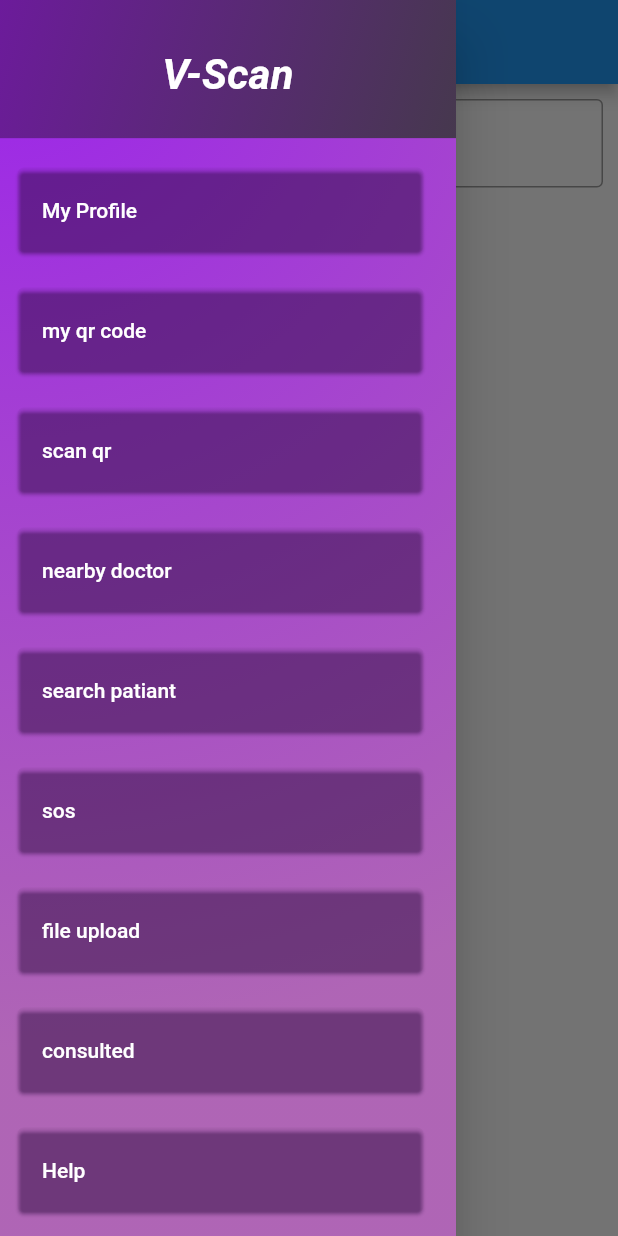
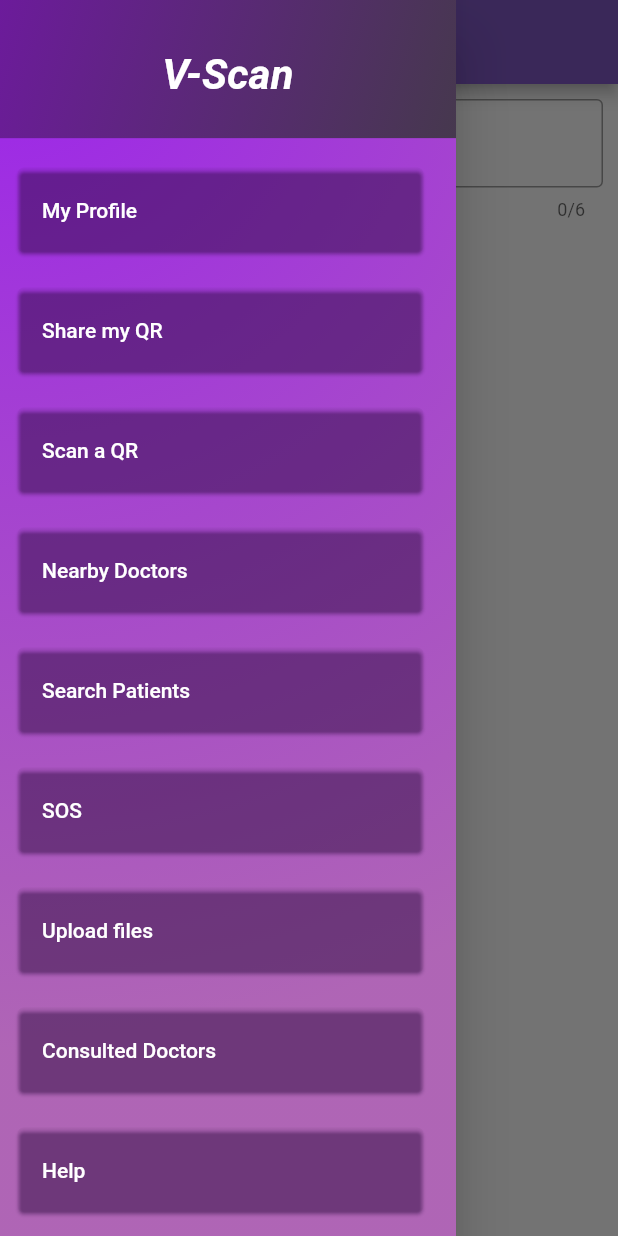
Before and after one commit to alanta335/qr_code-_scanner_for_covid_list, a Flutter app: the Nearby screen opened directly, with the side drawer open, on a phone screen of 412 x 824 dp. Run offline on Flutter 3.47's test engine with Material 2 defaults, Android fonts, the phone set to English and light mode, and no system bars; our stand-ins replace cloud_firestore, firebase_auth, firebase_core, flutter_spinkit, qr_flutter, rflutter_alert and 1 more; missing offline and left inert: cloud_firestore_web, firebase_auth_web, firebase_core_web, flutter_phone_direct_caller, qr_code_scanner; accounts and stored records are empty; network calls fail.

Commit message:
Final touches

```diff
--- a/lib/drawer.dart
+++ b/lib/drawer.dart
@@ -92,7 +92,7 @@ class CmnDrawer extends StatelessWidget {
                 shadowColor: Color(0xFF501474),
                 color: Colors.transparent,
                 child: ListTile(
-                  title: Text('my qr code',
+                  title: Text('Share my QR',
                       style: TextStyle(color: Color(0xFFFFFFFF))),
                   onTap: () {
                     Navigator.push(
@@ -112,7 +112,7 @@ class CmnDrawer extends StatelessWidget {
                 shadowColor: Color(0xFF501474),
                 color: Colors.transparent,
                 child: ListTile(
-                  title: Text('scan qr',
+                  title: Text('Scan a QR',
                       style: TextStyle(color: Color(0xFFFFFFFF))),
                   onTap: () {
                     Navigator.push(
@@ -132,7 +132,7 @@ class CmnDrawer extends StatelessWidget {
                 shadowColor: Color(0xFF501474),
                 color: Colors.transparent,
                 child: ListTile(
-                  title: Text('nearby doctor',
+                  title: Text('Nearby Doctors',
                       style: TextStyle(color: Color(0xFFFFFFFF))),
                   onTap: () {
                     Navigator.push(context,
@@ -148,7 +148,7 @@ class CmnDrawer extends StatelessWidget {
                 shadowColor: Color(0xFF501474),
                 color: Colors.transparent,
                 child: ListTile(
-                  title: Text('search patiant',
+                  title: Text('Search Patients',
                       style: TextStyle(color: Color(0xFFFFFFFF))),
                   onTap: () {
                     Navigator.push(context,
@@ -165,7 +165,7 @@ class CmnDrawer extends StatelessWidget {
                 color: Colors.transparent,
                 child: ListTile(
                   title:
-                      Text('sos', style: TextStyle(color: Color(0xFFFFFFFF))),
+                      Text('SOS', style: TextStyle(color: Color(0xFFFFFFFF))),
                   onTap: () {
                     Navigator.push(context,
                         MaterialPageRoute(builder: (context) => SosPage()));
@@ -180,7 +180,7 @@ class CmnDrawer extends StatelessWidget {
                 shadowColor: Color(0xFF501474),
                 color: Colors.transparent,
                 child: ListTile(
-                  title: Text('file upload',
+                  title: Text('Upload files',
                       style: TextStyle(color: Color(0xFFFFFFFF))),
                   onTap: () {
                     Navigator.push(context,
@@ -196,7 +196,7 @@ class CmnDrawer extends StatelessWidget {
                 shadowColor: Color(0xFF501474),
                 color: Colors.transparent,
                 child: ListTile(
-                  title: Text('consulted',
+                  title: Text('Consulted Doctors',
                       style: TextStyle(color: Color(0xFFFFFFFF))),
                   onTap: () async {
                     DocumentSnapshot user = await FirebaseFirestore.instance
--- a/lib/login.dart
+++ b/lib/login.dart
@@ -113,8 +113,7 @@ class _LoginPageState extends State<LoginPage> {
                                 Alert(
                                     style: alertStyle,
                                     context: context,
-                                    title:
-                                        "Register as customer or store owner?",
+                                    title: "Register as patient or Doctor?",
                                     buttons: [
                                       DialogButton(
                                           child: Text(
@@ -128,7 +127,7 @@ class _LoginPageState extends State<LoginPage> {
                                                         RegisterPage(true)));
                                           }),
                                       DialogButton(
-                                          child: Text("Patiant"),
+                                          child: Text("Patient"),
                                           onPressed: () {
                                             Navigator.push(
                                                 context,
--- a/lib/main.dart
+++ b/lib/main.dart
@@ -24,6 +24,7 @@ class ChoosingPage extends StatelessWidget {
     SizeConfig().init(context);
     return Scaffold(
       appBar: AppBar(
+        backgroundColor: Colors.deepPurple.shade400,
         title: Center(
           child: Text(
             'V-Scan',
--- a/lib/mreader.dart
+++ b/lib/mreader.dart
@@ -32,11 +32,11 @@ class _UserInformationState extends State<UserInformation> {
     String s = "";
     if (type == 'true') {
       setState(() {
-        s = "doctor visited";
+        s = "Doctors visited";
       });
     } else {
       setState(() {
-        s = "patiant visited";
+        s = "Patients Consulted";
       });
     }
     Query users = FirebaseFirestore.instance
--- a/lib/nearbyDr.dart
+++ b/lib/nearbyDr.dart
@@ -34,7 +34,8 @@ class _NearbyState extends State<Nearby> {
     return Scaffold(
       drawer: CmnDrawer(),
       appBar: AppBar(
-        title: Text('patiant Details'),
+        backgroundColor: Colors.deepPurple.shade400,
+        title: Text('Nearby Doctors'),
       ),
       body: SafeArea(
         child: SingleChildScrollView(
@@ -44,10 +45,11 @@ class _NearbyState extends State<Nearby> {
               Padding(
                 padding: const EdgeInsets.all(10.0),
                 child: TextField(
+                  maxLength: 6,
                   controller: pinController,
                   decoration: InputDecoration(
-                    hintText: 'Enter  pincode to search',
-                    labelText: 'pincode',
+                    hintText: 'Enter Pincode to search',
+                    labelText: 'Pincode',
                     border: OutlineInputBorder(),
                   ),
                   keyboardType: TextInputType.name,
@@ -62,7 +64,7 @@ class _NearbyState extends State<Nearby> {
                                 Doctorlist(pincode: pinController.text)));
                     print('${pinController.text}----------');
                   },
-                  child: Text("search")),
+                  child: Text("Search")),
             ],
           ),
         ),
--- a/lib/nearbydoc.dart
+++ b/lib/nearbydoc.dart
@@ -58,7 +58,7 @@ class _DoctorlistState extends State<Doctorlist> {
         return Scaffold(
           drawer: new CmnDrawer(),
           appBar: AppBar(
-            title: Text('Visited Database'),
+            title: Text('Nearby Doctor'),
           ),
           body: ListView(
             addAutomaticKeepAlives: false,
--- a/lib/page2.dart
+++ b/lib/page2.dart
@@ -24,7 +24,7 @@ class _Page2ScreenState extends State<Page2Screen> {
     return Scaffold(
       drawer: CmnDrawer(),
       appBar: AppBar(
-        title: Text('patiant Details'),
+        title: Text('Patient Details'),
       ),
       body: SafeArea(
         child: SingleChildScrollView(
@@ -57,7 +57,7 @@ class _Page2ScreenState extends State<Page2Screen> {
               ),
               Center(
                 child: Text(
-                  "vaccinated: ${x1!['vaccination_status']}",
+                  "Vaccinated: ${x1!['vaccination_status']}",
                   style: TextStyle(fontSize: 10),
                 ),
               ),
@@ -73,7 +73,7 @@ class _Page2ScreenState extends State<Page2Screen> {
                           builder: (context) =>
                               UserInformation(type: user['user_type'])));
                 },
-                child: Text("see medical records"),
+                child: Text("See medical records"),
               ),
             ],
           ),
--- a/lib/qrGenerator.dart
+++ b/lib/qrGenerator.dart
@@ -20,7 +20,8 @@ class GeneratePageState extends State<GeneratePage> {
     return Scaffold(
       drawer: CmnDrawer(),
       appBar: AppBar(
-        title: Text('QR Code Generator'),
+        backgroundColor: Colors.deepPurple.shade400,
+        title: Text('Doctor-QR code'),
         actions: <Widget>[],
       ),
       body: Container(
@@ -34,7 +35,7 @@ class GeneratePageState extends State<GeneratePage> {
               data: qrData,
             ),
             Text(
-              "Show this QR to the customer",
+              "Show this QR to the patients",
               style: TextStyle(fontSize: 20.0),
             ),
           ],
--- a/lib/qrScanner.dart
+++ b/lib/qrScanner.dart
@@ -38,6 +38,7 @@ class _QRViewExampleState extends State<QRViewExample> {
     return Scaffold(
       drawer: CmnDrawer(),
       appBar: AppBar(
+        backgroundColor: Colors.deepPurple.shade400,
         title: Text('Scan the QR Code'),
       ),
       body: Column(
--- a/lib/register.dart
+++ b/lib/register.dart
@@ -49,6 +49,7 @@ class _RegisterPageState extends State<RegisterPage> {
     }
     return Scaffold(
       appBar: AppBar(
+        backgroundColor: Colors.deepPurple.shade400,
         title: Text('Register your account'),
       ),
       body: Center(
--- a/lib/screenscaling.dart
+++ b/lib/screenscaling.dart
@@ -29,5 +29,5 @@ class SizeConfig {
 }
 
 var x = ButtonStyle(
-  backgroundColor: MaterialStateProperty.all<Color>(Colors.grey.shade400),
+  backgroundColor: MaterialStateProperty.all<Color>(Colors.deepPurple.shade400),
 );
--- a/lib/vstatus.dart
+++ b/lib/vstatus.dart
@@ -37,7 +37,7 @@ class _VaccinationStatusState extends State<VaccinationStatus> {
                     .collection('USERS')
                     .doc('${FirebaseAuth.instance.currentUser!.uid}')
                     .update({
-                  'vaccination_status': v,
+                  'Vaccination_status': v,
                 });
               },
               child: Text('Change status'))
```
Also changed, not shown: lib/pdataIn.dart (+20 -20 lines), lib/pmrecord.dart (+6 -12 lines), lib/serachpage.dart (+4 -3 lines), lib/sospage.dart (+14 -2 lines), lib/userprofile.dart (+6 -6 lines).
